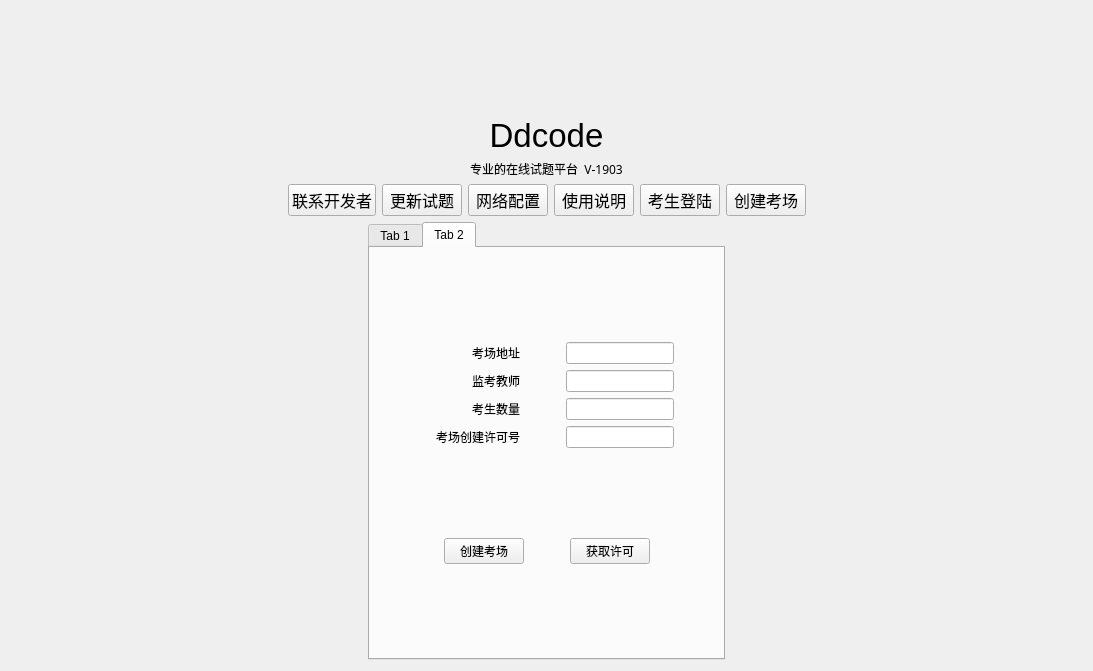
Qt form Public_part/LoginAndRegWindow.ui (MRcao1001/Ddecode-QT-TCP-customWidget-MVD-MVC-MVVM-) before a commit.
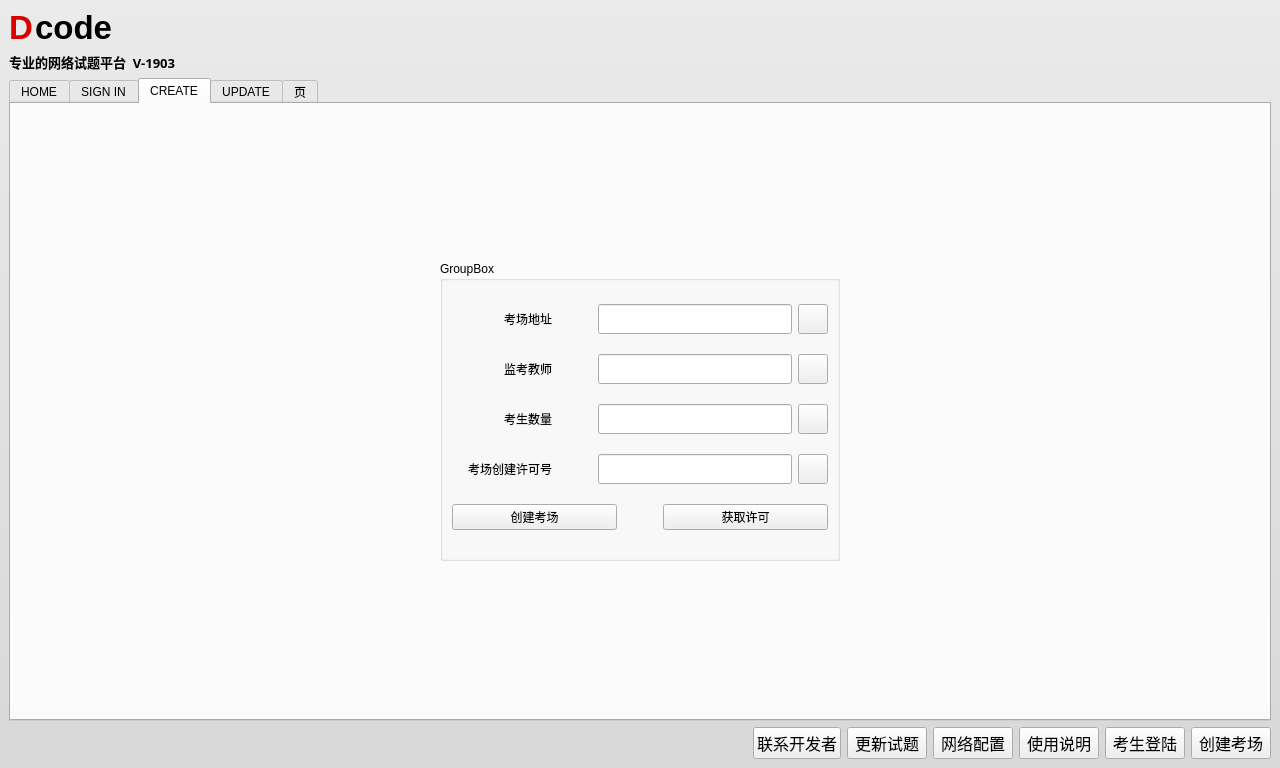
The same form after that commit. The open tabs and pages were chosen to show the change. Icons and pictures are not drawn.

Commit message: 更新----------------------- 用户登陆模块 考场创建以及许可证验证模块

```diff
--- a/Public_part/LoginAndRegWindow.ui
+++ b/Public_part/LoginAndRegWindow.ui
@@ -6,64 +6,140 @@
    <rect>
     <x>0</x>
     <y>0</y>
-    <width>1093</width>
-    <height>671</height>
+    <width>1280</width>
+    <height>768</height>
    </rect>
   </property>
+  <property name="minimumSize">
+   <size>
+    <width>1280</width>
+    <height>768</height>
+   </size>
+  </property>
   <property name="windowTitle">
    <string>Form</string>
   </property>
-  <layout class="QVBoxLayout" name="verticalLayout_5">
+  <layout class="QVBoxLayout" name="verticalLayout">
+   <property name="spacing">
+    <number>0</number>
+   </property>
+   <property name="leftMargin">
+    <number>0</number>
+   </property>
+   <property name="topMargin">
+    <number>0</number>
+   </property>
+   <property name="rightMargin">
+    <number>0</number>
+   </property>
+   <property name="bottomMargin">
+    <number>0</number>
+   </property>
    <item>
-    <layout class="QVBoxLayout" name="verticalLayout"/>
-   </item>
-   <item>
-    <layout class="QVBoxLayout" name="verticalLayout_6">
-     <item>
-      <layout class="QHBoxLayout" name="horizontalLayout">
-       <item>
-        <widget class="QLabel" name="label">
+    <widget class="QFrame" name="IndexFrame">
          <property name="minimumSize">
           <size>
-           <width>100</width>
-           <height>100</height>
-          </size>
-         </property>
-         <property name="maximumSize">
-          <size>
-           <width>100</width>
-           <height>100</height>
-          </size>
-         </property>
-         <property name="text">
-          <string/>
-         </property>
-         <property name="pixmap">
-          <pixmap resource="../img.qrc">:/img/DecodeLOGO_BigSize.png</pixmap>
-         </property>
-         <property name="scaledContents">
-          <bool>true</bool>
-         </property>
-        </widget>
-       </item>
-      </layout>
-     </item>
-     <item>
+       <width>1280</width>
+       <height>768</height>
+      </size>
+     </property>
+     <property name="autoFillBackground">
+      <bool>false</bool>
+     </property>
+     <property name="styleSheet">
+      <string notr="true">.QFrame{
+border:0px solid #B6B6B6;
+border-top-left-radius:0px; 
+border-top-right-radius:0px; 
+border-bottom-left-radius:0px; 
+border-bottom-right-radius: 0px; 
+background:qlineargradient(spread:pad,x1:0,y1:0,x2:0,y2:1,stop:0 #eaeaea,stop:1 #d8d8d8);
+}</string>
+     </property>
+     <property name="frameShape">
+      <enum>QFrame::StyledPanel</enum>
+     </property>
+     <property name="frameShadow">
+      <enum>QFrame::Raised</enum>
+     </property>
       <layout class="QVBoxLayout" name="verticalLayout_2">
        <item>
-        <widget class="QLabel" name="label_2">
+       <layout class="QHBoxLayout" name="horizontalLayout_13">
+        <item>
+         <layout class="QHBoxLayout" name="horizontalLayout">
+          <property name="spacing">
+           <number>2</number>
+          </property>
+          <item>
+           <widget class="QLabel" name="label_8">
+            <property name="maximumSize">
+             <size>
+              <width>16777215</width>
+              <height>40</height>
+             </size>
+            </property>
          <property name="font">
           <font>
+              <family>Segoe UI</family>
            <pointsize>25</pointsize>
-          </font>
-         </property>
+              <weight>75</weight>
+              <bold>true</bold>
+             </font>
+            </property>
+            <property name="styleSheet">
+             <string notr="true">color: rgb(217, 0, 0);</string>
+            </property>
          <property name="text">
-          <string>Ddcode</string>
+             <string>D</string>
          </property>
          <property name="alignment">
-          <set>Qt::AlignCenter</set>
-         </property>
-        </widget>
+             <set>Qt::AlignLeading|Qt::AlignLeft|Qt::AlignVCenter</set>
+            </property>
+           </widget>
+          </item>
+          <item>
+           <widget class="QLabel" name="label_7">
+            <property name="maximumSize">
+             <size>
+              <width>16777215</width>
+              <height>40</height>
+             </size>
+            </property>
+            <property name="font">
+             <font>
+              <family>Segoe UI</family>
+              <pointsize>25</pointsize>
+              <weight>75</weight>
+              <bold>true</bold>
+             </font>
+            </property>
+            <property name="styleSheet">
+             <string notr="true"/>
+            </property>
+            <property name="text">
+             <string>code</string>
+            </property>
+            <property name="alignment">
+             <set>Qt::AlignLeading|Qt::AlignLeft|Qt::AlignVCenter</set>
+            </property>
+           </widget>
+          </item>
+          <item>
+           <spacer name="horizontalSpacer_30">
+            <property name="orientation">
+             <enum>Qt::Horizontal</enum>
+            </property>
+            <property name="sizeHint" stdset="0">
+             <size>
+              <width>40</width>
+              <height>20</height>
+             </size>
+            </property>
+           </spacer>
+          </item>
+         </layout>
+        </item>
+       </layout>
        </item>
        <item>
         <widget class="QLabel" name="label_3">
@@ -73,173 +149,79 @@
            <height>0</height>
           </size>
          </property>
+        <property name="maximumSize">
+         <size>
+          <width>16777215</width>
+          <height>40</height>
+         </size>
+        </property>
          <property name="font">
           <font>
            <family>微软雅黑</family>
-          </font>
-         </property>
+          <pointsize>10</pointsize>
+          <weight>75</weight>
+          <bold>true</bold>
+         </font>
+        </property>
+        <property name="styleSheet">
+         <string notr="true"/>
+        </property>
          <property name="text">
-          <string>专业的在线试题平台  V-1903</string>
+         <string>专业的网络试题平台  V-1903</string>
          </property>
          <property name="alignment">
-          <set>Qt::AlignCenter</set>
-         </property>
-        </widget>
-       </item>
-      </layout>
-     </item>
-    </layout>
-   </item>
-   <item>
-    <layout class="QVBoxLayout" name="verticalLayout_3">
-     <item>
-      <layout class="QHBoxLayout" name="horizontalLayout_2">
-       <item>
-        <spacer name="horizontalSpacer_28">
-         <property name="orientation">
-          <enum>Qt::Horizontal</enum>
-         </property>
-         <property name="sizeHint" stdset="0">
-          <size>
-           <width>40</width>
-           <height>20</height>
-          </size>
-         </property>
-        </spacer>
-       </item>
-       <item>
-        <widget class="QPushButton" name="pushButton_4">
-         <property name="font">
-          <font>
-           <family>微软雅黑</family>
-           <pointsize>12</pointsize>
-          </font>
-         </property>
-         <property name="text">
-          <string>联系开发者</string>
-         </property>
-        </widget>
-       </item>
-       <item>
-        <widget class="QPushButton" name="pushButton_3">
-         <property name="font">
-          <font>
-           <family>微软雅黑</family>
-           <pointsize>12</pointsize>
-          </font>
-         </property>
-         <property name="text">
-          <string>更新试题</string>
-         </property>
-        </widget>
-       </item>
-       <item>
-        <widget class="QPushButton" name="pushButton_2">
-         <property name="font">
-          <font>
-           <family>微软雅黑</family>
-           <pointsize>12</pointsize>
-          </font>
-         </property>
-         <property name="text">
-          <string>网络配置</string>
-         </property>
-        </widget>
-       </item>
-       <item>
-        <widget class="QPushButton" name="pushButton">
-         <property name="font">
-          <font>
-           <family>微软雅黑</family>
-           <pointsize>12</pointsize>
-          </font>
-         </property>
-         <property name="text">
-          <string>使用说明</string>
-         </property>
-        </widget>
-       </item>
-       <item>
-        <widget class="QPushButton" name="pushButton_6">
-         <property name="font">
-          <font>
-           <family>微软雅黑</family>
-           <pointsize>12</pointsize>
-          </font>
-         </property>
-         <property name="text">
-          <string>考生登陆</string>
-         </property>
-        </widget>
-       </item>
-       <item>
-        <widget class="QPushButton" name="pushButton_5">
-         <property name="font">
-          <font>
-           <family>微软雅黑</family>
-           <pointsize>12</pointsize>
-          </font>
-         </property>
-         <property name="text">
-          <string>创建考场</string>
-         </property>
-        </widget>
-       </item>
-       <item>
-        <spacer name="horizontalSpacer_29">
-         <property name="orientation">
-          <enum>Qt::Horizontal</enum>
-         </property>
-         <property name="sizeHint" stdset="0">
-          <size>
-           <width>40</width>
-           <height>20</height>
-          </size>
-         </property>
-        </spacer>
-       </item>
-      </layout>
-     </item>
-    </layout>
-   </item>
-   <item>
-    <layout class="QHBoxLayout" name="horizontalLayout_12">
-     <item>
-      <spacer name="horizontalSpacer_30">
-       <property name="orientation">
-        <enum>Qt::Horizontal</enum>
-       </property>
-       <property name="sizeHint" stdset="0">
-        <size>
-         <width>40</width>
-         <height>20</height>
-        </size>
-       </property>
-      </spacer>
+         <set>Qt::AlignLeading|Qt::AlignLeft|Qt::AlignVCenter</set>
+        </property>
+       </widget>
      </item>
      <item>
       <widget class="QTabWidget" name="tabWidget">
        <property name="currentIndex">
-        <number>0</number>
-       </property>
+         <number>1</number>
+        </property>
+        <widget class="QWidget" name="HOME">
+         <attribute name="title">
+          <string>HOME</string>
+         </attribute>
+        </widget>
        <widget class="QWidget" name="tab">
         <attribute name="title">
-         <string>Tab 1</string>
-        </attribute>
-        <layout class="QVBoxLayout" name="verticalLayout_7">
+          <string>SIGN IN</string>
+         </attribute>
+         <layout class="QVBoxLayout" name="verticalLayout_6">
          <item>
-          <spacer name="verticalSpacer_2">
+           <layout class="QHBoxLayout" name="horizontalLayout_12">
+            <item>
+             <spacer name="horizontalSpacer">
            <property name="orientation">
-            <enum>Qt::Vertical</enum>
+               <enum>Qt::Horizontal</enum>
            </property>
            <property name="sizeHint" stdset="0">
             <size>
-             <width>20</width>
-             <height>44</height>
+                <width>40</width>
+                <height>20</height>
             </size>
            </property>
           </spacer>
          </item>
+            <item>
+             <widget class="QGroupBox" name="SignInGroup">
+              <property name="minimumSize">
+               <size>
+                <width>400</width>
+                <height>300</height>
+               </size>
+              </property>
+              <property name="maximumSize">
+               <size>
+                <width>400</width>
+                <height>300</height>
+               </size>
+              </property>
+              <property name="title">
+               <string>考生登录</string>
+              </property>
+              <layout class="QVBoxLayout" name="verticalLayout_5">
          <item>
           <layout class="QHBoxLayout" name="horizontalLayout_4">
            <item>
@@ -408,19 +390,6 @@
            </item>
           </layout>
          </item>
-         <item>
-          <spacer name="verticalSpacer_4">
-           <property name="orientation">
-            <enum>Qt::Vertical</enum>
-           </property>
-           <property name="sizeHint" stdset="0">
-            <size>
-             <width>20</width>
-             <height>83</height>
-            </size>
-           </property>
-          </spacer>
-         </item>
          <item>
           <layout class="QHBoxLayout" name="horizontalLayout_3">
            <item>
@@ -466,8 +435,13 @@
              </property>
             </widget>
            </item>
+                </layout>
+               </item>
+              </layout>
+             </widget>
+            </item>
            <item>
-            <spacer name="horizontalSpacer_9">
+             <spacer name="horizontalSpacer_2">
              <property name="orientation">
               <enum>Qt::Horizontal</enum>
              </property>
@@ -481,54 +455,48 @@
            </item>
           </layout>
          </item>
-         <item>
-          <spacer name="verticalSpacer_3">
-           <property name="orientation">
-            <enum>Qt::Vertical</enum>
-           </property>
-           <property name="sizeHint" stdset="0">
-            <size>
-             <width>20</width>
-             <height>44</height>
-            </size>
-           </property>
-          </spacer>
-         </item>
         </layout>
        </widget>
        <widget class="QWidget" name="tab_2">
         <attribute name="title">
-         <string>Tab 2</string>
-        </attribute>
+          <string>CREATE</string>
+         </attribute>
+         <layout class="QVBoxLayout" name="verticalLayout_7">
+          <item>
+           <layout class="QHBoxLayout" name="horizontalLayout_14">
+            <item>
+             <spacer name="horizontalSpacer_3">
+              <property name="orientation">
+               <enum>Qt::Horizontal</enum>
+              </property>
+              <property name="sizeHint" stdset="0">
+               <size>
+                <width>40</width>
+                <height>20</height>
+               </size>
+              </property>
+             </spacer>
+            </item>
+            <item>
+             <widget class="QGroupBox" name="groupBox_2">
+              <property name="minimumSize">
+               <size>
+                <width>400</width>
+                <height>300</height>
+               </size>
+              </property>
+              <property name="maximumSize">
+               <size>
+                <width>400</width>
+                <height>300</height>
+               </size>
+              </property>
+              <property name="title">
+               <string>GroupBox</string>
+              </property>
         <layout class="QVBoxLayout" name="verticalLayout_4">
-         <item>
-          <spacer name="verticalSpacer_6">
-           <property name="orientation">
-            <enum>Qt::Vertical</enum>
-           </property>
-           <property name="sizeHint" stdset="0">
-            <size>
-             <width>20</width>
-             <height>74</height>
-            </size>
-           </property>
-          </spacer>
-         </item>
          <item>
           <layout class="QHBoxLayout" name="horizontalLayout_8">
-           <item>
-            <spacer name="horizontalSpacer_16">
-             <property name="orientation">
-              <enum>Qt::Horizontal</enum>
-             </property>
-             <property name="sizeHint" stdset="0">
-              <size>
-               <width>40</width>
-               <height>20</height>
-              </size>
-             </property>
-            </spacer>
-           </item>
            <item>
             <widget class="QLabel" name="label_10">
              <property name="minimumSize">
@@ -562,38 +530,38 @@
             </spacer>
            </item>
            <item>
-            <widget class="QLineEdit" name="lineEdit_4"/>
+                  <widget class="QLineEdit" name="ExamRoomIP">
+                   <property name="minimumSize">
+                    <size>
+                     <width>0</width>
+                     <height>30</height>
+                    </size>
+                   </property>
+                  </widget>
            </item>
            <item>
-            <spacer name="horizontalSpacer_18">
-             <property name="orientation">
-              <enum>Qt::Horizontal</enum>
-             </property>
-             <property name="sizeHint" stdset="0">
+                  <widget class="QPushButton" name="ERTip">
+                   <property name="minimumSize">
+                    <size>
+                     <width>30</width>
+                     <height>30</height>
+                    </size>
+                   </property>
+                   <property name="maximumSize">
               <size>
-               <width>40</width>
-               <height>20</height>
-              </size>
-             </property>
-            </spacer>
+                     <width>30</width>
+                     <height>30</height>
+                    </size>
+                   </property>
+                   <property name="text">
+                    <string/>
+                   </property>
+                  </widget>
            </item>
           </layout>
          </item>
          <item>
           <layout class="QHBoxLayout" name="horizontalLayout_11">
-           <item>
-            <spacer name="horizontalSpacer_25">
-             <property name="orientation">
-              <enum>Qt::Horizontal</enum>
-             </property>
-             <property name="sizeHint" stdset="0">
-              <size>
-               <width>40</width>
-               <height>20</height>
-              </size>
-             </property>
-            </spacer>
-           </item>
            <item>
             <widget class="QLabel" name="label_13">
              <property name="minimumSize">
@@ -627,38 +595,38 @@
             </spacer>
            </item>
            <item>
-            <widget class="QLineEdit" name="lineEdit_7"/>
+                  <widget class="QLineEdit" name="Invigilator">
+                   <property name="minimumSize">
+                    <size>
+                     <width>0</width>
+                     <height>30</height>
+                    </size>
+                   </property>
+                  </widget>
            </item>
            <item>
-            <spacer name="horizontalSpacer_27">
-             <property name="orientation">
-              <enum>Qt::Horizontal</enum>
-             </property>
-             <property name="sizeHint" stdset="0">
+                  <widget class="QPushButton" name="INVTip">
+                   <property name="minimumSize">
+                    <size>
+                     <width>30</width>
+                     <height>30</height>
+                    </size>
+                   </property>
+                   <property name="maximumSize">
               <size>
-               <width>40</width>
-               <height>20</height>
-              </size>
-             </property>
-            </spacer>
+                     <width>30</width>
+                     <height>30</height>
+                    </size>
+                   </property>
+                   <property name="text">
+                    <string/>
+                   </property>
+                  </widget>
            </item>
           </layout>
          </item>
          <item>
           <layout class="QHBoxLayout" name="horizontalLayout_9">
-           <item>
-            <spacer name="horizontalSpacer_19">
-             <property name="orientation">
-              <enum>Qt::Horizontal</enum>
-             </property>
-             <property name="sizeHint" stdset="0">
-              <size>
-               <width>40</width>
-               <height>20</height>
-              </size>
-             </property>
-            </spacer>
-           </item>
            <item>
             <widget class="QLabel" name="label_11">
              <property name="sizePolicy">
@@ -698,38 +666,38 @@
             </spacer>
            </item>
            <item>
-            <widget class="QLineEdit" name="lineEdit_5"/>
+                  <widget class="QLineEdit" name="UserNum">
+                   <property name="minimumSize">
+                    <size>
+                     <width>0</width>
+                     <height>30</height>
+                    </size>
+                   </property>
+                  </widget>
            </item>
            <item>
-            <spacer name="horizontalSpacer_21">
-             <property name="orientation">
-              <enum>Qt::Horizontal</enum>
-             </property>
-             <property name="sizeHint" stdset="0">
+                  <widget class="QPushButton" name="UNTip">
+                   <property name="minimumSize">
+                    <size>
+                     <width>30</width>
+                     <height>30</height>
+                    </size>
+                   </property>
+                   <property name="maximumSize">
               <size>
-               <width>40</width>
-               <height>20</height>
-              </size>
-             </property>
-            </spacer>
+                     <width>30</width>
+                     <height>30</height>
+                    </size>
+                   </property>
+                   <property name="text">
+                    <string/>
+                   </property>
+                  </widget>
            </item>
           </layout>
          </item>
          <item>
           <layout class="QHBoxLayout" name="horizontalLayout_10">
-           <item>
-            <spacer name="horizontalSpacer_22">
-             <property name="orientation">
-              <enum>Qt::Horizontal</enum>
-             </property>
-             <property name="sizeHint" stdset="0">
-              <size>
-               <width>40</width>
-               <height>20</height>
-              </size>
-             </property>
-            </spacer>
-           </item>
            <item>
             <widget class="QLabel" name="label_12">
              <property name="minimumSize">
@@ -763,53 +731,40 @@
             </spacer>
            </item>
            <item>
-            <widget class="QLineEdit" name="lineEdit_6"/>
+                  <widget class="QLineEdit" name="ExamRoomLicence">
+                   <property name="minimumSize">
+                    <size>
+                     <width>0</width>
+                     <height>30</height>
+                    </size>
+                   </property>
+                  </widget>
            </item>
            <item>
-            <spacer name="horizontalSpacer_24">
-             <property name="orientation">
-              <enum>Qt::Horizontal</enum>
-             </property>
-             <property name="sizeHint" stdset="0">
+                  <widget class="QPushButton" name="ERLTip">
+                   <property name="minimumSize">
+                    <size>
+                     <width>30</width>
+                     <height>30</height>
+                    </size>
+                   </property>
+                   <property name="maximumSize">
               <size>
-               <width>40</width>
-               <height>20</height>
-              </size>
-             </property>
-            </spacer>
+                     <width>30</width>
+                     <height>30</height>
+                    </size>
+                   </property>
+                   <property name="text">
+                    <string/>
+                   </property>
+                  </widget>
            </item>
           </layout>
          </item>
-         <item>
-          <spacer name="verticalSpacer_5">
-           <property name="orientation">
-            <enum>Qt::Vertical</enum>
-           </property>
-           <property name="sizeHint" stdset="0">
-            <size>
-             <width>20</width>
-             <height>40</height>
-            </size>
-           </property>
-          </spacer>
-         </item>
          <item>
           <layout class="QHBoxLayout" name="horizontalLayout_7">
            <item>
-            <spacer name="horizontalSpacer_13">
-             <property name="orientation">
-              <enum>Qt::Horizontal</enum>
-             </property>
-             <property name="sizeHint" stdset="0">
-              <size>
-               <width>40</width>
-               <height>20</height>
-              </size>
-             </property>
-            </spacer>
-           </item>
-           <item>
-            <widget class="QPushButton" name="pushButton_10">
+                  <widget class="QPushButton" name="CreateExamRoom">
              <property name="text">
               <string>创建考场</string>
              </property>
@@ -838,8 +793,13 @@
              </property>
             </widget>
            </item>
+                </layout>
+               </item>
+              </layout>
+             </widget>
+            </item>
            <item>
-            <spacer name="horizontalSpacer_15">
+             <spacer name="horizontalSpacer_4">
              <property name="orientation">
               <enum>Qt::Horizontal</enum>
              </property>
@@ -853,25 +813,26 @@
            </item>
           </layout>
          </item>
-         <item>
-          <spacer name="verticalSpacer_7">
-           <property name="orientation">
-            <enum>Qt::Vertical</enum>
-           </property>
-           <property name="sizeHint" stdset="0">
-            <size>
-             <width>20</width>
-             <height>74</height>
-            </size>
-           </property>
-          </spacer>
-         </item>
-        </layout>
-       </widget>
-      </widget>
+         </layout>
+        </widget>
+        <widget class="QWidget" name="UPDATE">
+         <attribute name="title">
+          <string>UPDATE</string>
+         </attribute>
+        </widget>
+        <widget class="QWidget" name="tab_3">
+         <attribute name="title">
+          <string>页</string>
+         </attribute>
+        </widget>
+       </widget>
      </item>
      <item>
-      <spacer name="horizontalSpacer_31">
+       <layout class="QVBoxLayout" name="verticalLayout_3">
+        <item>
+         <layout class="QHBoxLayout" name="horizontalLayout_2">
+          <item>
+           <spacer name="horizontalSpacer_28">
        <property name="orientation">
         <enum>Qt::Horizontal</enum>
        </property>
@@ -883,12 +844,93 @@
        </property>
       </spacer>
      </item>
+          <item>
+           <widget class="QPushButton" name="pushButton_4">
+            <property name="font">
+             <font>
+              <family>微软雅黑</family>
+              <pointsize>12</pointsize>
+             </font>
+            </property>
+            <property name="text">
+             <string>联系开发者</string>
+            </property>
+           </widget>
+          </item>
+          <item>
+           <widget class="QPushButton" name="pushButton_3">
+            <property name="font">
+             <font>
+              <family>微软雅黑</family>
+              <pointsize>12</pointsize>
+             </font>
+            </property>
+            <property name="text">
+             <string>更新试题</string>
+            </property>
+           </widget>
+          </item>
+          <item>
+           <widget class="QPushButton" name="pushButton_2">
+            <property name="font">
+             <font>
+              <family>微软雅黑</family>
+              <pointsize>12</pointsize>
+             </font>
+            </property>
+            <property name="text">
+             <string>网络配置</string>
+            </property>
+           </widget>
+          </item>
+          <item>
+           <widget class="QPushButton" name="pushButton">
+            <property name="font">
+             <font>
+              <family>微软雅黑</family>
+              <pointsize>12</pointsize>
+             </font>
+            </property>
+            <property name="text">
+             <string>使用说明</string>
+            </property>
+           </widget>
+          </item>
+          <item>
+           <widget class="QPushButton" name="pushButton_6">
+            <property name="font">
+             <font>
+              <family>微软雅黑</family>
+              <pointsize>12</pointsize>
+             </font>
+            </property>
+            <property name="text">
+             <string>考生登陆</string>
+            </property>
+           </widget>
+          </item>
+          <item>
+           <widget class="QPushButton" name="pushButton_5">
+            <property name="font">
+             <font>
+              <family>微软雅黑</family>
+              <pointsize>12</pointsize>
+             </font>
+            </property>
+            <property name="text">
+             <string>创建考场</string>
+            </property>
+           </widget>
+          </item>
     </layout>
    </item>
   </layout>
- </widget>
- <resources>
-  <include location="../img.qrc"/>
- </resources>
+      </item>
+     </layout>
+    </widget>
+   </item>
+  </layout>
+ </widget>
+ <resources/>
  <connections/>
 </ui>
```
Left out of the diff: 168 changed lines with no effect on the pictures. Lines whose indentation alone changed are shown as unchanged. The commit also changes 37 other files.
